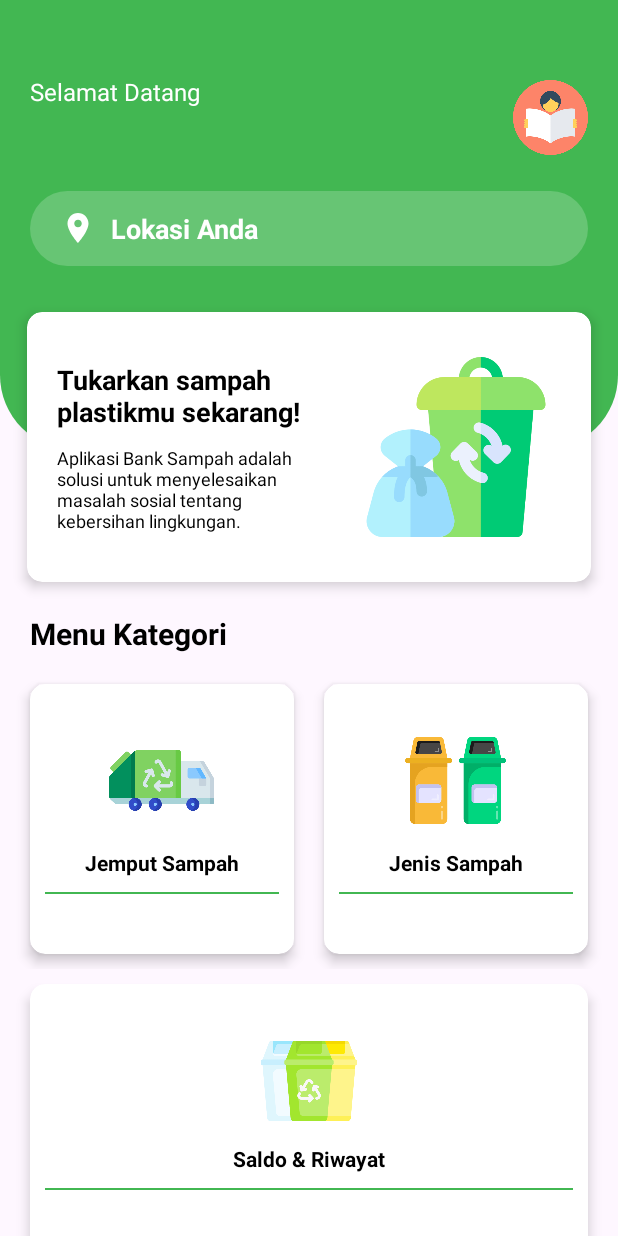
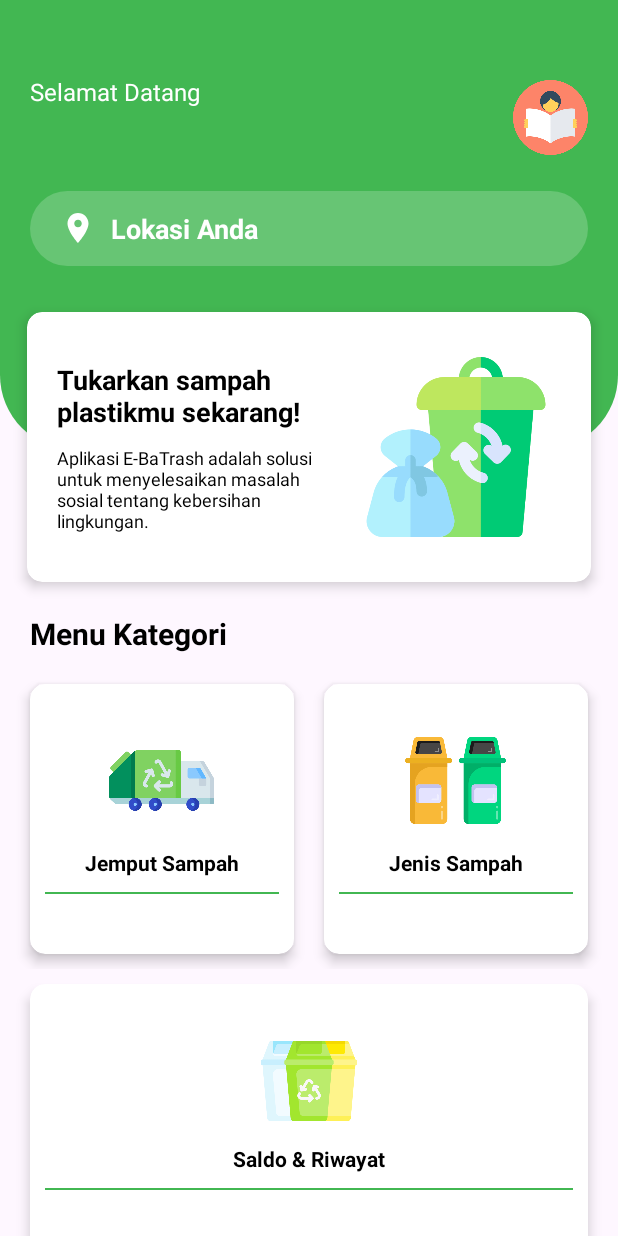
Before and after one commit to givnnx/bankSampah, an Android app: the MainActivity screen opened directly, with no data from a screen before it, on a phone screen of 412 x 824 dp. Run offline under Robolectric (Android 15) with nearby library versions, the phone set to English and light mode, and no system bars.

Commit message:
update UI

```diff
--- a/app/src/main/res/layout/activity_main.xml
+++ b/app/src/main/res/layout/activity_main.xml
@@ -91,7 +91,7 @@
                 android:ellipsize="marquee"
                 android:marqueeRepeatLimit="marquee_forever"
                 android:singleLine="true"
-                android:text="Lokasi Anda"
+                android:text="@string/location"
                 android:textColor="@color/white"
                 android:textSize="18sp"
                 android:textStyle="bold" />
@@ -123,7 +123,7 @@
                     <TextView
                         android:layout_width="wrap_content"
                         android:layout_height="wrap_content"
-                        android:text="Tukarkan sampah plastikmu sekarang!"
+                        android:text="@string/text_info"
                         android:textColor="@color/black"
                         android:textSize="18sp"
                         android:textStyle="bold" />
@@ -132,7 +132,7 @@
                         android:layout_width="wrap_content"
                         android:layout_height="wrap_content"
                         android:layout_marginTop="10dp"
-                        android:text="Aplikasi Bank Sampah adalah solusi untuk menyelesaikan masalah sosial tentang kebersihan lingkungan."
+                        android:text="@string/detail_info"
                         android:textColor="@color/black"
                         android:textSize="12sp" />
 
@@ -155,7 +155,7 @@
             android:layout_width="wrap_content"
             android:layout_height="wrap_content"
             android:layout_marginStart="20dp"
-            android:text="Menu Kategori"
+            android:text="@string/category"
             android:textColor="@color/black"
             android:textSize="20sp"
             android:textStyle="bold" />
--- a/app/src/main/res/values/strings.xml
+++ b/app/src/main/res/values/strings.xml
@@ -14,6 +14,10 @@
     <string name="sudah_punya_akun">Sudah punya akun?</string>
     <string name="masuk_login">Masuk</string>
     <string name="e_batrash">E-BaTrash</string>
+    <string name="detail_info">Aplikasi E-BaTrash adalah solusi untuk menyelesaikan masalah sosial tentang kebersihan lingkungan.</string>
+    <string name="text_info">Tukarkan sampah plastikmu sekarang!</string>
+    <string name="location">Lokasi Anda</string>
+    <string name="category">Menu Kategori</string>
 
     <string-array name="kategori_sampah">
         <item>Plastik</item>
```
